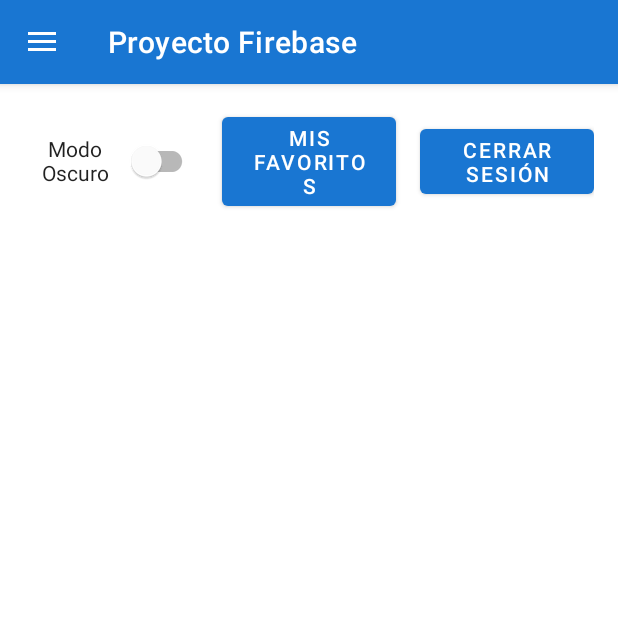
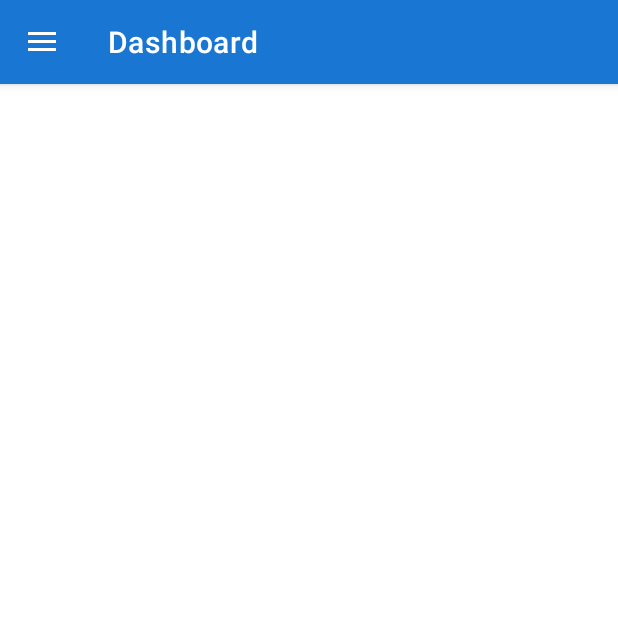
Before and after one commit to christiam007/DU, an Android app: the DashboardFragment screen opened directly, with no data from a screen before it, on a phone screen of 412 x 824 dp, the top half of it. Run offline under Robolectric (Android 15) with nearby library versions, the phone set to English and light mode, and no system bars; our stand-ins replace Firebase (no records; nobody signed in at launch, a user with empty details on screens opened directly), data binding.

Commit message:
7# ultimas modificacion

```diff
--- a/Proyecto segundo trimestre/Proyecto segundo trimestre/app/src/main/java/com/example/proyecto_firebase/views/DashboardFragment.java
+++ b/Proyecto segundo trimestre/Proyecto segundo trimestre/app/src/main/java/com/example/proyecto_firebase/views/DashboardFragment.java
@@ -1,6 +1,5 @@
 package com.example.proyecto_firebase.views;
 
-import android.content.Intent;
 import android.os.Bundle;
 import android.view.LayoutInflater;
 import android.view.View;
@@ -8,6 +7,7 @@
 import android.widget.Toast;
 import androidx.annotation.NonNull;
 import androidx.annotation.Nullable;
+import androidx.appcompat.app.AppCompatActivity;
 import androidx.fragment.app.Fragment;
 import androidx.lifecycle.ViewModelProvider;
 import androidx.recyclerview.widget.LinearLayoutManager;
@@ -15,7 +15,6 @@
 import com.example.proyecto_firebase.databinding.FragmentDashboardBinding;
 import com.example.proyecto_firebase.adapters.PeliculaAdapter;
 import com.example.proyecto_firebase.models.Pelicula;
-import com.example.proyecto_firebase.utils.ThemeHelper;
 import com.example.proyecto_firebase.viewmodels.DashboardViewModel;
 import com.example.proyecto_firebase.R;
 
@@ -33,6 +32,7 @@
     @Override
     public View onCreateView(@NonNull LayoutInflater inflater, ViewGroup container,
                              Bundle savedInstanceState) {
+
         binding = FragmentDashboardBinding.inflate(inflater, container, false);
         return binding.getRoot();
     }
@@ -41,31 +41,22 @@
     public void onViewCreated(@NonNull View view, @Nullable Bundle savedInstanceState) {
         super.onViewCreated(view, savedInstanceState);
 
+        // Configurar ActionBar
+        if (getActivity() != null && ((AppCompatActivity) getActivity()).getSupportActionBar() != null) {
+            ((AppCompatActivity) getActivity()).getSupportActionBar().setTitle("Dashboard");
+        }
+
         // Inicializar ViewModel
         dashboardViewModel = new ViewModelProvider(this).get(DashboardViewModel.class);
 
         // Configurar RecyclerView
         setupRecyclerView();
 
-        // Configurar el switch del tema
-        setupThemeSwitch();
-
         // Observar cambios en los datos
         observeViewModel();
 
-        // Configurar listeners
-        setupListeners();
-
         // Cargar datos
         dashboardViewModel.cargarPeliculas();
-    }
-
-    private void setupThemeSwitch() {
-        binding.switchTheme.setChecked(ThemeHelper.isDarkMode(requireContext()));
-        binding.switchTheme.setOnCheckedChangeListener((buttonView, isChecked) -> {
-            ThemeHelper.setDarkMode(requireContext(), isChecked);
-            requireActivity().recreate();
-        });
     }
 
     private void setupRecyclerView() {
@@ -81,14 +72,6 @@
             }
         });
 
-        dashboardViewModel.getNavigateToLogin().observe(getViewLifecycleOwner(), shouldNavigate -> {
-            if (shouldNavigate) {
-                Intent intent = new Intent(requireContext(), LoginActivity.class);
-                startActivity(intent);
-                requireActivity().finish();
-            }
-        });
-
         dashboardViewModel.getError().observe(getViewLifecycleOwner(), error -> {
             if (error != null && !error.isEmpty()) {
                 Toast.makeText(requireContext(), error, Toast.LENGTH_LONG).show();
@@ -97,22 +80,6 @@
 
         dashboardViewModel.getIsLoading().observe(getViewLifecycleOwner(), isLoading -> {
             // Aquí puedes mostrar u ocultar un indicador de carga si lo tienes
-        });
-    }
-
-    private void setupListeners() {
-        binding.btnCerrarSesion.setOnClickListener(v -> {
-            dashboardViewModel.cerrarSesion();
-            Toast.makeText(requireContext(), "Cerraste Sesión Exitosamente", Toast.LENGTH_SHORT).show();
-        });
-
-        binding.btnFavoritos.setOnClickListener(v -> {
-            FavouritesFragment favouritesFragment = new FavouritesFragment();
-            requireActivity().getSupportFragmentManager()
-                    .beginTransaction()
-                    .replace(R.id.fragmentContainer, favouritesFragment)
-                    .addToBackStack(null)
-                    .commit();
         });
     }
 
--- a/Proyecto segundo trimestre/Proyecto segundo trimestre/app/src/main/java/com/example/proyecto_firebase/views/DetailFragment.java
+++ b/Proyecto segundo trimestre/Proyecto segundo trimestre/app/src/main/java/com/example/proyecto_firebase/views/DetailFragment.java
@@ -7,6 +7,7 @@
 import android.widget.Toast;
 import androidx.annotation.NonNull;
 import androidx.annotation.Nullable;
+import androidx.appcompat.app.AppCompatActivity;
 import androidx.fragment.app.Fragment;
 import androidx.lifecycle.ViewModelProvider;
 import com.bumptech.glide.Glide;
@@ -34,6 +35,10 @@
     @Override
     public void onViewCreated(@NonNull View view, @Nullable Bundle savedInstanceState) {
         super.onViewCreated(view, savedInstanceState);
+
+        if (getActivity() != null && ((AppCompatActivity) getActivity()).getSupportActionBar() != null) {
+            ((AppCompatActivity) getActivity()).getSupportActionBar().setTitle("Detalles");
+        }
 
         // Inicializar ViewModel
         viewModel = new ViewModelProvider(this).get(DetailViewModel.class);
--- /dev/null
+++ b/Proyecto segundo trimestre/Proyecto segundo trimestre/app/src/main/res/drawable/ic_dashboard.xml
@@ -0,0 +1,11 @@
+<vector xmlns:android="http://schemas.android.com/apk/res/android"
+    android:width="24dp"
+    android:height="24dp"
+    android:viewportWidth="24"
+    android:viewportHeight="24"
+    android:tint="#FFFFFF">
+
+    <path
+        android:fillColor="@android:color/white"
+        android:pathData="M3,13h8V3H3V13zM3,21h8v-6H3V21zM13,21h8V11h-8V21zM13,3v6h8V3H13z"/>
+</vector>
--- /dev/null
+++ b/Proyecto segundo trimestre/Proyecto segundo trimestre/app/src/main/res/drawable/ic_logout.xml
@@ -0,0 +1,11 @@
+<vector xmlns:android="http://schemas.android.com/apk/res/android"
+    android:width="24dp"
+    android:height="24dp"
+    android:viewportWidth="24"
+    android:viewportHeight="24"
+    android:tint="#FFFFFF">
+
+    <path
+        android:fillColor="@android:color/white"
+        android:pathData="M17,7l-1.41,1.41L18.17,11H8v2h10.17l-2.58,2.58L17,17l5,-5zM4,5h8V3H4c-1.1,0 -2,0.9 -2,2v14c0,1.1 0.9,2 2,2h8v-2H4V5z"/>
+</vector>
--- /dev/null
+++ b/Proyecto segundo trimestre/Proyecto segundo trimestre/app/src/main/res/drawable/ic_profile.xml
@@ -0,0 +1,11 @@
+<vector xmlns:android="http://schemas.android.com/apk/res/android"
+    android:width="24dp"
+    android:height="24dp"
+    android:viewportWidth="24"
+    android:viewportHeight="24"
+    android:tint="#FFFFFF">
+
+    <path
+        android:fillColor="@android:color/white"
+        android:pathData="M12,12c2.21,0 4,-1.79 4,-4s-1.79,-4 -4,-4 -4,1.79 -4,4 1.79,4 4,4zM12,14c-2.67,0 -8,1.34 -8,4v2h16v-2c0,-2.66 -5.33,-4 -8,-4z"/>
+</vector>
--- a/Proyecto segundo trimestre/Proyecto segundo trimestre/app/src/main/res/layout/fragment_dashboard.xml
+++ b/Proyecto segundo trimestre/Proyecto segundo trimestre/app/src/main/res/layout/fragment_dashboard.xml
@@ -14,53 +14,13 @@
         android:layout_height="match_parent"
         android:background="?android:colorBackground">
 
-        <!-- Contenedor de Switch y botones -->
-        <LinearLayout
-            android:id="@+id/buttonContainer"
-            android:layout_width="match_parent"
-            android:layout_height="wrap_content"
-            android:orientation="horizontal"
-            android:gravity="center"
-            android:weightSum="3"
-            android:layout_margin="16dp"
-            app:layout_constraintTop_toTopOf="parent"
-            app:layout_constraintStart_toStartOf="parent"
-            app:layout_constraintEnd_toEndOf="parent">
-
-            <com.google.android.material.switchmaterial.SwitchMaterial
-                android:id="@+id/switchTheme"
-                android:layout_width="0dp"
-                android:layout_height="wrap_content"
-                android:layout_weight="1"
-                android:text="Modo Oscuro"
-                android:textColor="?android:textColorPrimary"
-                android:gravity="center"
-                android:layout_marginEnd="16dp"/>
-
-            <Button
-                android:id="@+id/btnFavoritos"
-                android:layout_width="0dp"
-                android:layout_height="wrap_content"
-                android:layout_weight="1"
-                android:text="Mis Favoritos"
-                android:layout_marginEnd="16dp"/>
-
-            <Button
-                android:id="@+id/btnCerrarSesion"
-                android:layout_width="0dp"
-                android:layout_height="wrap_content"
-                android:layout_weight="1"
-                android:text="Cerrar Sesión"/>
-        </LinearLayout>
-
         <!-- RecyclerView para mostrar las películas -->
         <androidx.recyclerview.widget.RecyclerView
             android:id="@+id/recyclerViewPeliculas"
             android:layout_width="match_parent"
-            android:layout_height="0dp"
-            android:layout_marginTop="8dp"
+            android:layout_height="match_parent"
             android:padding="8dp"
-            app:layout_constraintTop_toBottomOf="@id/buttonContainer"
+            app:layout_constraintTop_toTopOf="parent"
             app:layout_constraintBottom_toBottomOf="parent"
             app:layout_constraintStart_toStartOf="parent"
             app:layout_constraintEnd_toEndOf="parent"
--- a/Proyecto segundo trimestre/Proyecto segundo trimestre/app/src/main/res/menu/drawer_menu.xml
+++ b/Proyecto segundo trimestre/Proyecto segundo trimestre/app/src/main/res/menu/drawer_menu.xml
@@ -3,7 +3,7 @@
     <item
         android:id="@+id/nav_dashboard"
         android:title="Dashboard"
-        android:icon="@drawable/ic_favorite" />
+        android:icon="@drawable/ic_dashboard" />
 
     <item
         android:id="@+id/nav_favourites"
@@ -13,10 +13,10 @@
     <item
         android:id="@+id/nav_profile"
         android:title="Perfil"
-        android:icon="@drawable/ic_favorite" />
+        android:icon="@drawable/ic_profile" />
 
     <item
         android:id="@+id/nav_logout"
         android:title="Cerrar Sesión"
-        android:icon="@drawable/ic_favorite" />
+        android:icon="@drawable/ic_logout" />
 </menu>
```
Also changed, not shown: Proyecto segundo trimestre/Proyecto segundo trimestre/app/src/main/java/com/example/proyecto_firebase/views/FavouritesFragment.java (+8 -4 lines), Proyecto segundo trimestre/Proyecto segundo trimestre/app/src/main/java/com/example/proyecto_firebase/views/ProfileFragment.java (+7 -0 lines), Proyecto segundo trimestre/Proyecto segundo trimestre/app/src/main/res/layout/fragment_favourites.xml (+35 -0 lines), 1 other file.
